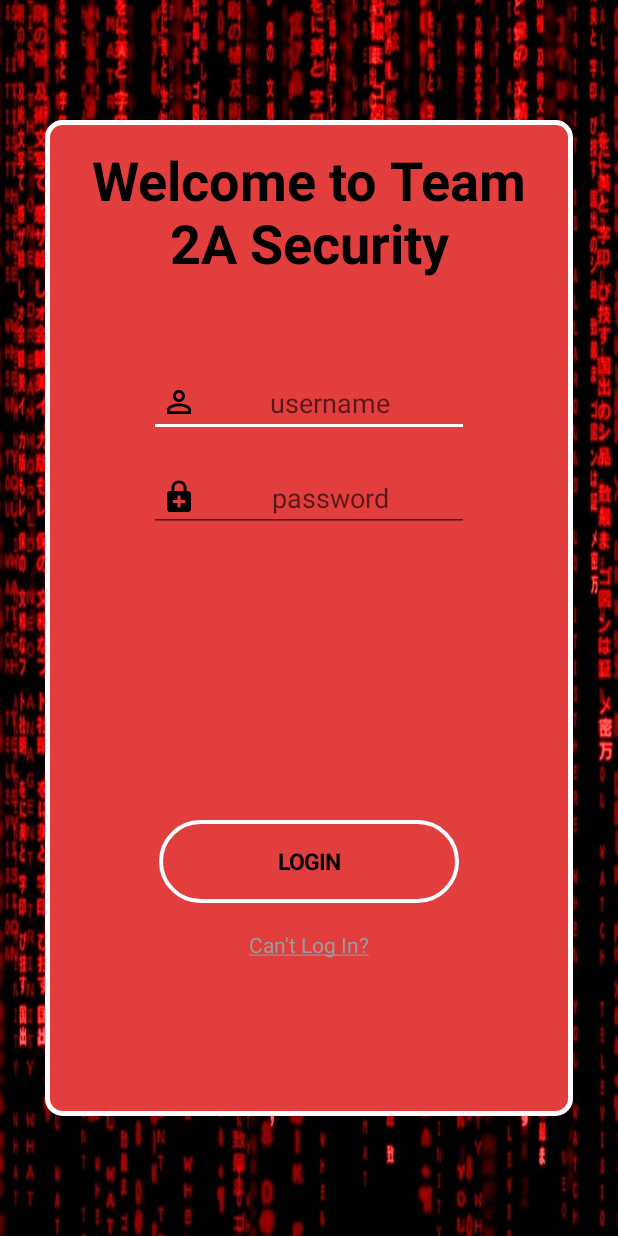
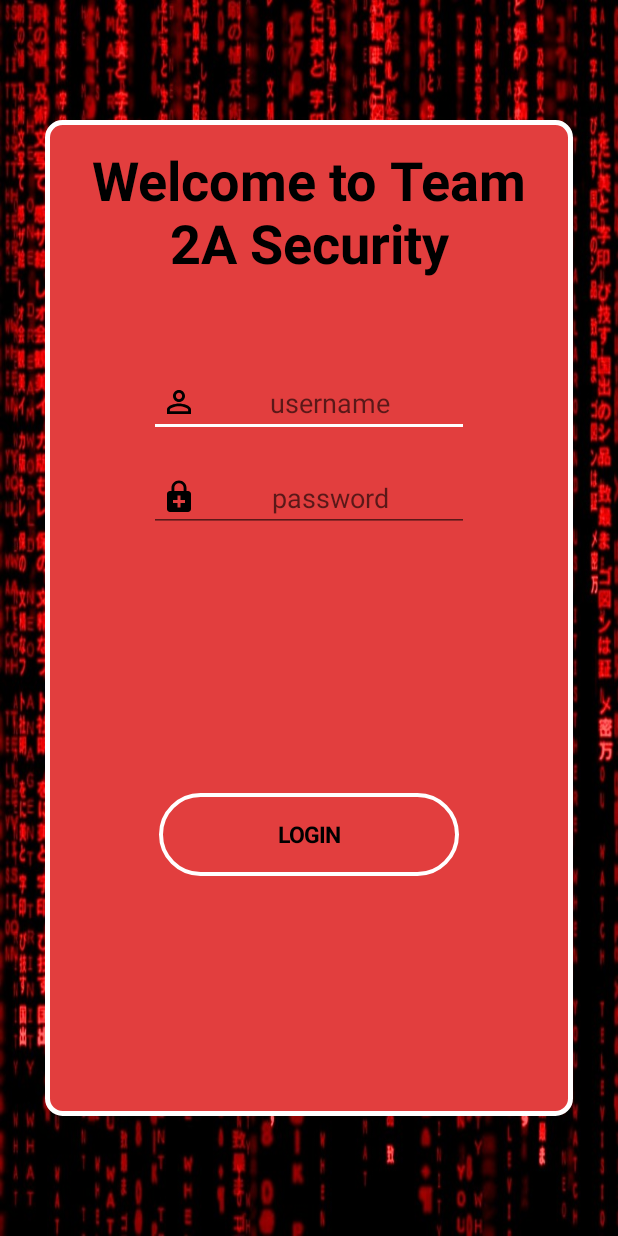
Before and after one commit to HemOdd/2A_IoT_Project, an Android app: the screen it shows after launch (MainActivity), on a phone screen of 412 x 824 dp. Run offline under Robolectric (Android 15) with nearby library versions, the phone set to English and light mode, and no system bars; our stand-ins replace Firebase (no records; nobody signed in at launch, a user with empty details on screens opened directly); Roboto replaces fonts that are not available here.

Commit message:
Fixes for Login and Map pages

```diff
--- a/MobileApp/app/src/main/java/com/example/team_2a_security/Map_Screen/Map.java
+++ b/MobileApp/app/src/main/java/com/example/team_2a_security/Map_Screen/Map.java
@@ -118,7 +118,6 @@ public class Map extends Fragment {
                             String timeStamp = doc.getString("timeStamp");
                             String dateTime = dateStamp+"T"+timeStamp;
                             if(checkDateTime(dateTime) == true) {
-                                System.out.println("TRU IT IS");
                                 if (sensorName.equals("Sensor1")){
                                     showAlertOnButton(sensor1Button);
                                 } else if (sensorName.equals("Sensor2")){
--- a/MobileApp/app/src/main/res/layout/activity_main.xml
+++ b/MobileApp/app/src/main/res/layout/activity_main.xml
@@ -87,7 +87,7 @@
             android:id="@+id/btn_login"
             android:layout_width="@dimen/LogIn_Button_width"
             android:layout_height="@dimen/LogIn_Button_height"
-            android:layout_marginTop="@dimen/DistanceBetweenSections"
+            android:layout_marginTop="24dp"
             android:layout_marginBottom="@dimen/TopPadding"
             android:onClick="OnLoginClicked"
             android:textStyle="bold"
@@ -104,17 +104,6 @@
             fancy:fb_text="@string/btn_login"
             fancy:fb_textColor="#000000" />
 
-        <TextView
-            android:id="@+id/tv_cannotLogIn"
-            android:layout_width="wrap_content"
-            android:layout_height="wrap_content"
-            android:layout_marginTop="@dimen/DistanceBetweenViews"
-            android:text="@string/CantLogIn"
-            android:textColor="#9C9C9C"
-            app:layout_constraintEnd_toEndOf="@+id/btn_login"
-            app:layout_constraintStart_toStartOf="@+id/btn_login"
-            app:layout_constraintTop_toBottomOf="@+id/btn_login" />
-
     </androidx.constraintlayout.widget.ConstraintLayout>
 
 
```
Also changed, not shown: MobileApp/app/src/main/res/layout/fragment_map.xml (+0 -38 lines).
